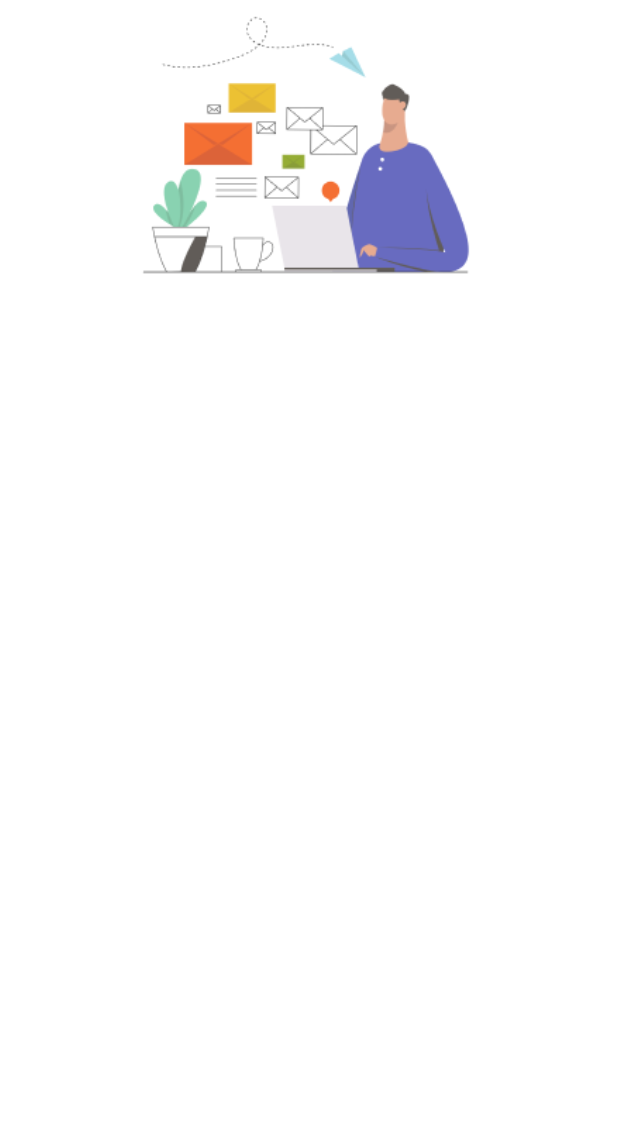
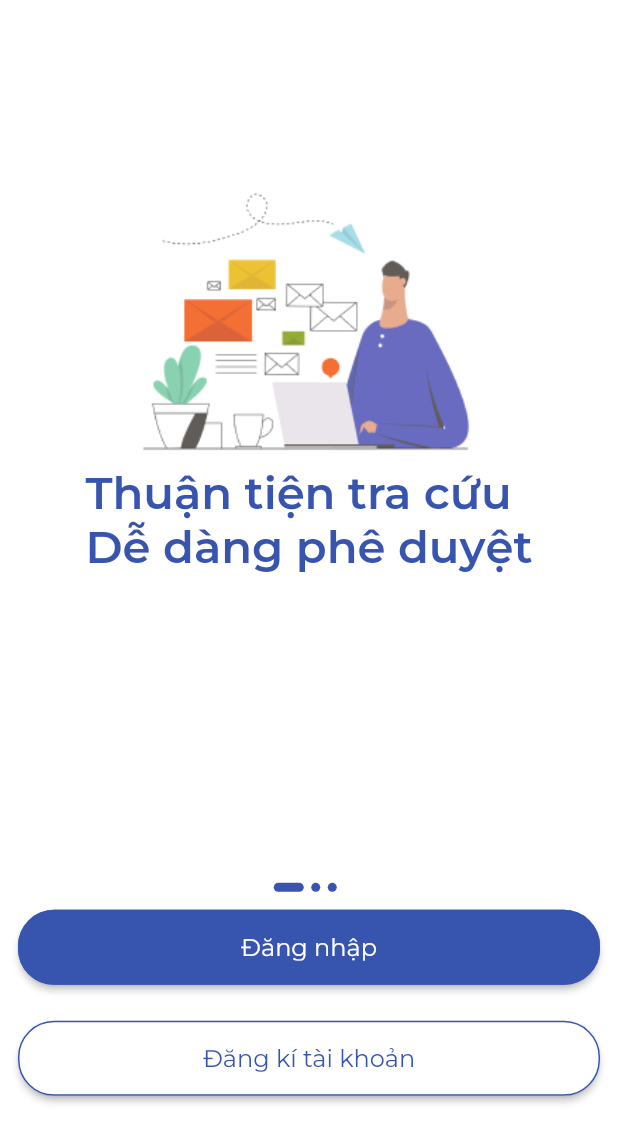
Before and after one commit to cesc1802/leader-app, a Flutter app: the screen it shows after launch, on a phone screen of 412 x 824 dp. Shown: the top 1143 px of the screen. Run offline on Flutter 3.47's test engine with Material 2 defaults, Android fonts, the phone set to English and light mode, and no system bars; our stand-ins replace google_fonts.

Commit message:
completed WelcomeScreen

```diff
--- a/lib/features/welcome/pages/welcome.dart
+++ b/lib/features/welcome/pages/welcome.dart
@@ -1,4 +1,9 @@
 import 'package:flutter/material.dart';
+import 'package:leader_app/features/welcome/widgets/splash_content.dart';
+import 'package:leader_app/features/welcome/widgets/three_dot.dart';
+import 'package:leader_app/resources/dimens.dart';
+import 'package:leader_app/resources/strings.dart';
+import 'package:leader_app/themes/app_colors.dart';
 import 'package:leader_app/utils/ui_data.dart';
 
 class WelcomeScreen extends StatefulWidget {
@@ -7,6 +12,23 @@ class WelcomeScreen extends StatefulWidget {
 }
 
 class _WelcomeScreenState extends State<WelcomeScreen> {
+  List<Map<String, String>> splashData = [
+    {
+      "text": "Thuận tiện tra cứu \nDễ dàng phê duyệt",
+      "imgDir": UIData.logo_1,
+    },
+    {
+      "text": "Thuận tiện tra cứu \nDễ dàng phê duyệt",
+      "imgDir": UIData.logo_2,
+    },
+    {
+      "text": "Thuận tiện tra cứu \nDễ dàng phê duyệt",
+      "imgDir": UIData.logo_3,
+    },
+  ];
+
+  int currentPage = 0;
+
   @override
   Widget build(BuildContext context) {
     return Scaffold(
@@ -15,14 +37,86 @@ class _WelcomeScreenState extends State<WelcomeScreen> {
           width: double.infinity,
           child: Column(
             children: [
-              Image.asset(
-                UIData.logo_1,
-                width: MediaQuery.of(context).size.width * 0.7,
-              ),
-              Text(
-                "Thuận tiện tra cứu \nDễ dàng phê duyệt",
-                // textAlign: TextAlign.center,
-                // style: Theme.of(context).textTheme.headline1,
+              Expanded(
+                child: Column(
+                  children: [
+                    Spacer(),
+                    Expanded(
+                      flex: 3,
+                      child: PageView.builder(
+                        onPageChanged: (value) {
+                          setState(() {
+                            currentPage = value;
+                          });
+                        },
+                        itemCount: splashData.length,
+                        itemBuilder: (context, index) => SplashContent(
+                          text: splashData[index]["text"] ?? "",
+                          imgDir: splashData[index]["imgDir"] ?? "",
+                        ),
+                      ),
+                    ),
+                    Spacer(),
+                    Expanded(
+                      flex: 2,
+                      child: Column(
+                        children: [
+                          Row(
+                            mainAxisAlignment: MainAxisAlignment.center,
+                            children: List.generate(
+                              splashData.length,
+                              (index) => ThreeDot(
+                                isCurrentIndex: currentPage == index,
+                              ),
+                            ),
+                          ),
+                          Padding(
+                            padding: const EdgeInsets.symmetric(
+                              horizontal: Dimens.gap_dp12,
+                              vertical: Dimens.gap_dp12,
+                            ),
+                            child: SizedBox(
+                              width: double.infinity,
+                              height: 50,
+                              child: ElevatedButton(
+                                onPressed: () {},
+                                child: Text(Strings.signInButton),
+                                style: Theme.of(context).textButtonTheme.style,
+                              ),
+                            ),
+                          ),
+                          Padding(
+                            padding: const EdgeInsets.symmetric(
+                              horizontal: Dimens.gap_dp12,
+                              vertical: Dimens.gap_dp12,
+                            ),
+                            child: SizedBox(
+                              width: double.infinity,
+                              height: 50,
+                              child: ElevatedButton(
+                                onPressed: () {},
+                                child: Text(Strings.registerButton),
+                                style: Theme.of(context)
+                                    .textButtonTheme
+                                    .style!
+                                    .copyWith(
+                                      foregroundColor:
+                                          MaterialStateProperty.all<Color>(
+                                        AppColors.primaryColor,
+                                      ),
+                                      backgroundColor:
+                                          MaterialStateProperty.all<Color>(
+                                        Colors.white,
+                                      ),
+                                    ),
+                              ),
+                            ),
+                          ),
+                        ],
+                      ),
+                    )
+                  ],
+                ),
               )
             ],
           ),
--- a/lib/features/welcome/widgets/splash_content.dart
+++ b/lib/features/welcome/widgets/splash_content.dart
@@ -0,0 +1,27 @@
+import 'package:flutter/material.dart';
+
+class SplashContent extends StatelessWidget {
+  const SplashContent({
+    Key? key,
+    required this.text,
+    required this.imgDir,
+  }) : super(key: key);
+
+  final String text;
+  final String imgDir;
+  @override
+  Widget build(BuildContext context) {
+    return Column(
+      children: [
+        Image.asset(
+          imgDir,
+          width: MediaQuery.of(context).size.width * 0.7,
+        ),
+        Text(
+          text,
+          style: Theme.of(context).textTheme.headline1,
+        ),
+      ],
+    );
+  }
+}
--- a/lib/features/welcome/widgets/three_dot.dart
+++ b/lib/features/welcome/widgets/three_dot.dart
@@ -0,0 +1,27 @@
+import 'package:flutter/material.dart';
+import 'package:leader_app/themes/app_colors.dart';
+
+class ThreeDot extends StatelessWidget {
+  const ThreeDot({
+    Key? key,
+    required this.isCurrentIndex,
+  }) : super(key: key);
+
+  final bool isCurrentIndex;
+
+  @override
+  Widget build(BuildContext context) {
+    return AnimatedContainer(
+      duration: Duration(
+        milliseconds: 200,
+      ),
+      margin: EdgeInsets.only(right: 5),
+      width: isCurrentIndex ? 20 : 6,
+      height: 6,
+      decoration: BoxDecoration(
+        color: AppColors.primaryColor,
+        borderRadius: BorderRadius.circular(3),
+      ),
+    );
+  }
+}
--- a/lib/resources/strings.dart
+++ b/lib/resources/strings.dart
@@ -1,4 +1,8 @@
 class Strings {
+  // For Welcome Page
+  static const signInButton = "Đăng nhập";
+  static const registerButton = "Đăng kí tài khoản";
+
   // for SignIn page
   static const signInTitle = "Sign In";
   static const signInSubTitle = "Don't have and account?";
```
